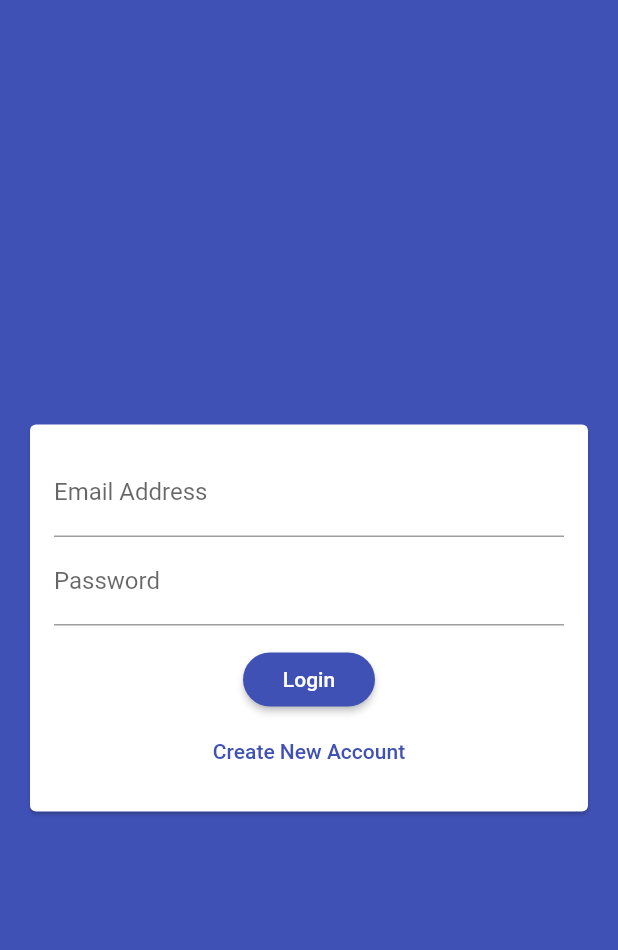
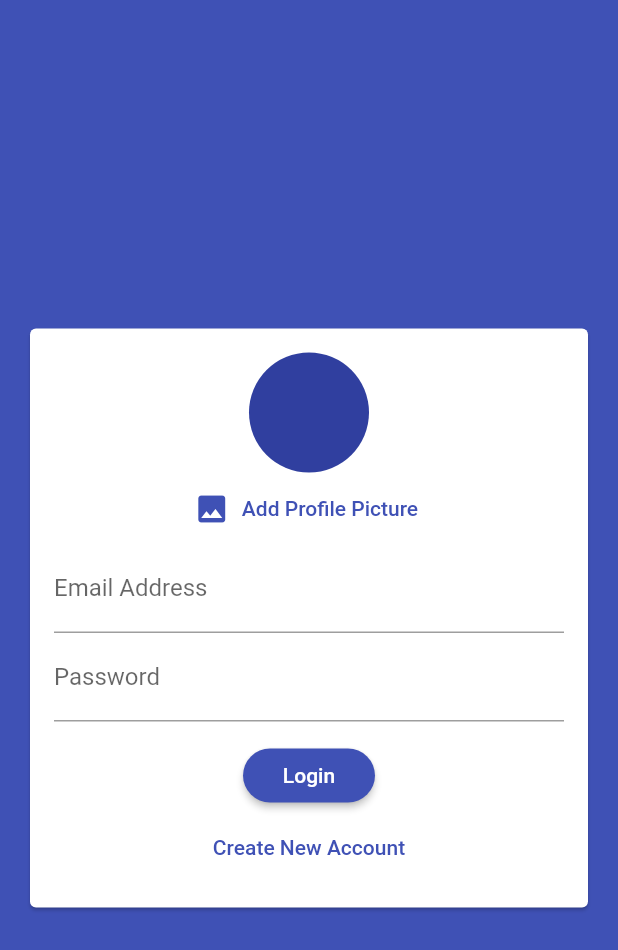
Before and after one commit to FercanSen/sample_chat_app, a Flutter app: the screen it shows after launch, on a phone screen of 412 x 824 dp. Shown: the top 950 px of the screen. Run offline on Flutter 3.47's test engine with Material 2 defaults, Android fonts, the phone set to English and light mode, and no system bars; our stand-ins replace cloud_firestore, firebase_auth; accounts and stored records are empty.

Commit message:
Add profile picture button created

```diff
--- a/lib/widgets/auth/auth_form.dart
+++ b/lib/widgets/auth/auth_form.dart
@@ -52,6 +52,13 @@ class _AuthFormState extends State<AuthForm> {
               child: Column(
                 mainAxisSize: MainAxisSize.min,
                 children: <Widget>[
+                  CircleAvatar(radius: 40),
+                  FlatButton.icon(
+                    onPressed: () {},
+                    icon: Icon(Icons.image),
+                    label: Text("Add Profile Picture"),
+                    textColor: Theme.of(context).primaryColor,
+                  ),
                   TextFormField(
                     key: ValueKey("email"),
                     validator: (value) {
--- a/lib/widgets/chat/message_bubble.dart
+++ b/lib/widgets/chat/message_bubble.dart
@@ -1,4 +1,3 @@
-import 'package:cloud_firestore/cloud_firestore.dart';
 import 'package:flutter/material.dart';
 
 class MessageBubble extends StatelessWidget {
```
